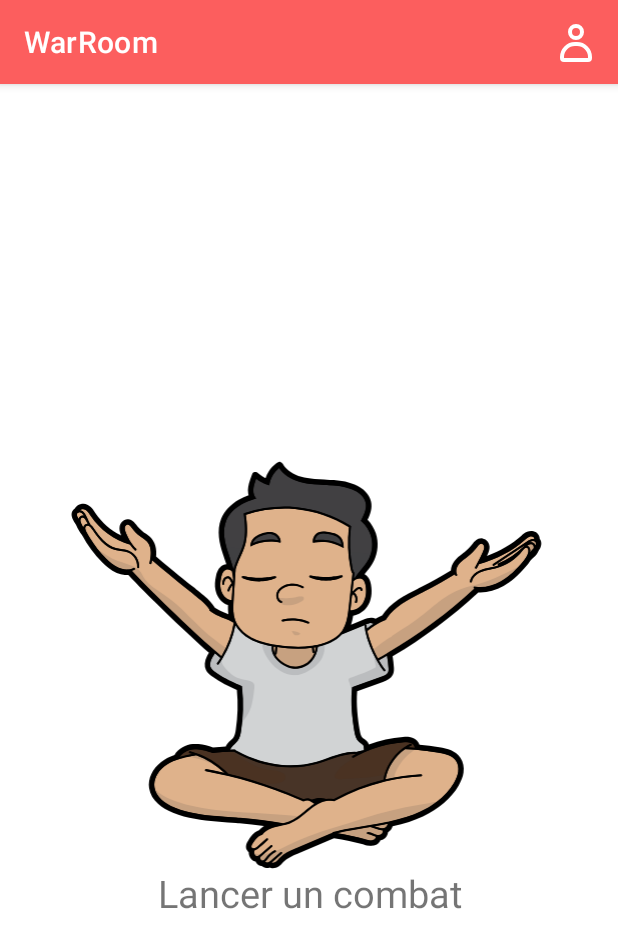
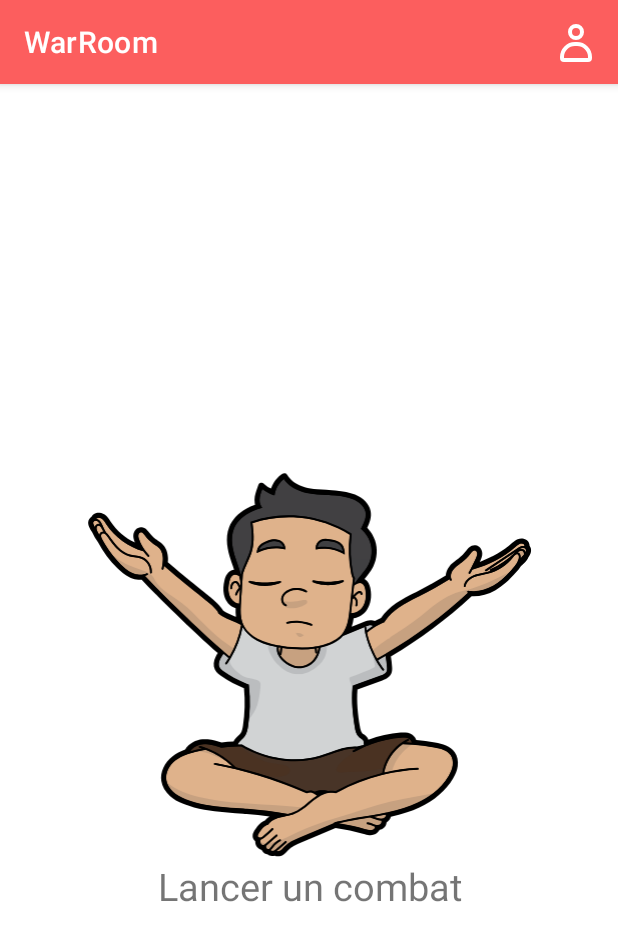
Before and after one commit to GetMetamorph/WarRoom, an Android app: the HomeActivity screen opened directly, with no data from a screen before it, on a phone screen of 412 x 824 dp. Shown: the top 948 px of the screen. Run offline under Robolectric (Android 15) with nearby library versions, the phone set to English and light mode, and no system bars.

Commit message:
fix image button

```diff
--- a/app/src/main/res/layout/activity_home.xml
+++ b/app/src/main/res/layout/activity_home.xml
@@ -29,17 +29,17 @@
             android:layout_height="350dp"
             android:scaleType="fitStart"
             android:src="@drawable/cartoon_man_inner_peace"
-            android:background="@color/amp_transparent"
+            android:backgroundTint="@color/white"
+            app:layout_constraintBottom_toBottomOf="parent"
             app:layout_constraintEnd_toEndOf="parent"
-            app:layout_constraintTop_toTopOf="parent"
-            app:layout_constraintBottom_toBottomOf="parent"
-            app:layout_constraintStart_toStartOf="parent"/>
+            app:layout_constraintStart_toStartOf="parent"
+            app:layout_constraintTop_toTopOf="parent"/>
 
         <TextView
             android:id="@+id/start_fight"
             android:layout_width="wrap_content"
             android:layout_height="wrap_content"
-            android:layout_marginTop="310dp"
+            android:layout_marginTop="300dp"
             android:text="Lancer un combat"
             android:textSize="25sp"
             app:layout_constraintBottom_toBottomOf="parent"
```
